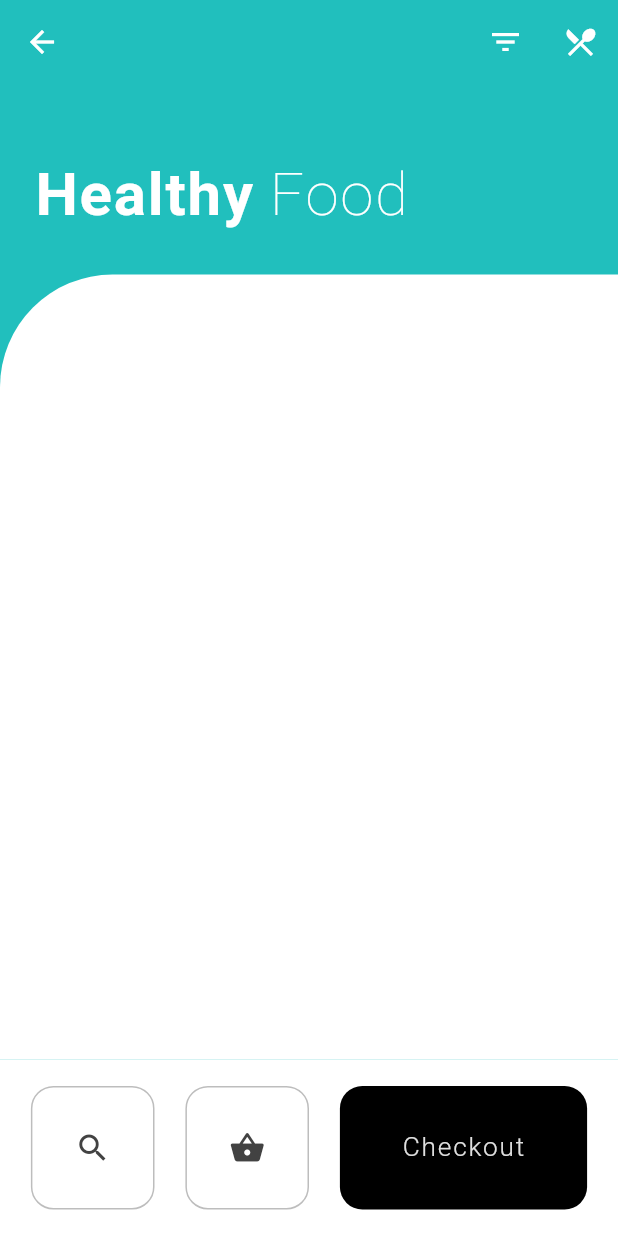
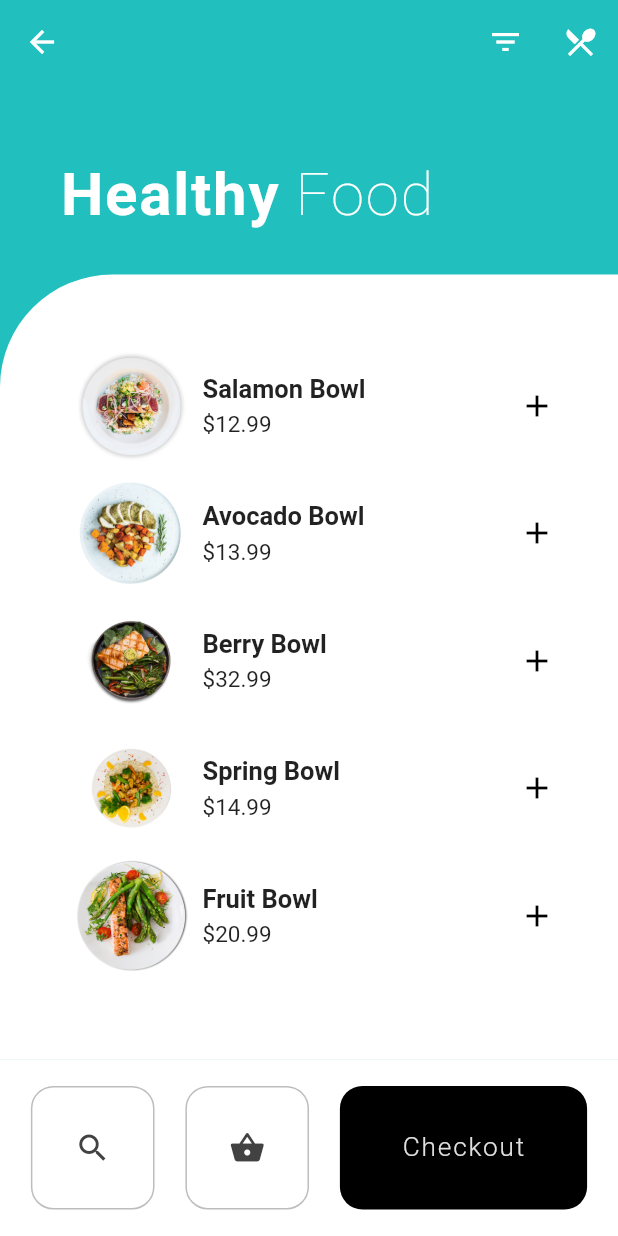
Before and after one commit to mathalav55/flutter, a Flutter app: the screen it shows after launch, on a phone screen of 412 x 824 dp. Run offline on Flutter 3.47's test engine with Material 2 defaults, Android fonts, the phone set to English and light mode, and no system bars.

Commit message:
added content

```diff
--- a/lib/main.dart
+++ b/lib/main.dart
@@ -1,4 +1,5 @@
 import 'package:flutter/material.dart';
+import './detailsPage.dart';
 
 void main() {
   runApp(MyApp());
@@ -49,11 +50,11 @@ class _MyHomePageState extends State<MyHomePage> {
               ))
         ],
       ),
-      body: ListView(
+      body: Column(
         children: [
           SizedBox(height: 50),
           Container(
-              padding: EdgeInsets.only(left: 23),
+            padding: EdgeInsets.only(left: 40),
             child: Row(
               children: [
                 Text(
@@ -76,19 +77,30 @@ class _MyHomePageState extends State<MyHomePage> {
                       letterSpacing: 1.2),
                 ),
               ],
-              )),
+            ),
+          ),
           SizedBox(
             height: 30,
           ),
-          Container(
-              height: MediaQuery.of(context).size.height,
+          Flexible(
+            child: Container(
+              padding: EdgeInsets.fromLTRB(40, 40, 20, 0),
               decoration: BoxDecoration(
                   color: Colors.white,
                   borderRadius:
                       BorderRadius.only(topLeft: Radius.circular(75.0))),
               child: ListView(
                 primary: false,
-              ))
+                children: [
+                  _buildFoodItem('assets/plate1.png', 'Salamon Bowl', '12.99'),
+                  _buildFoodItem('assets/plate2.png', 'Avocado Bowl', '13.99'),
+                  _buildFoodItem('assets/plate3.png', 'Berry Bowl', '32.99'),
+                  _buildFoodItem('assets/plate4.png', 'Spring Bowl', '14.99'),
+                  _buildFoodItem('assets/plate5.png', 'Fruit Bowl', '20.99'),
+                ],
+              ),
+            ),
+          )
         ],
       ),
       bottomNavigationBar: BottomAppBar(
@@ -148,7 +160,70 @@ class _MyHomePageState extends State<MyHomePage> {
                 )
               ],
             ),
-              ))),
+          ),
+        ),
+      ),
+    );
+  }
+
+  Widget _buildFoodItem(String imgPath, String foodName, String price) {
+    return Padding(
+      padding: EdgeInsets.only(left: 10, top: 10, right: 10),
+      child: InkWell(
+        onTap: () {
+          Navigator.of(context).push(MaterialPageRoute(
+              builder: (context) => DetailsPage(
+                  heroTag: imgPath, foodName: foodName, foodPrice: price)));
+        },
+        child: Row(
+          mainAxisAlignment: MainAxisAlignment.spaceBetween,
+          children: <Widget>[
+            Container(
+              child: Row(
+                children: [
+                  Hero(
+                    tag: imgPath,
+                    child: Image(
+                      image: AssetImage(imgPath),
+                      fit: BoxFit.cover,
+                      height: 75.0,
+                      width: 75.0,
+                    ),
+                  ),
+                  SizedBox(
+                    width: 10.0,
+                  ),
+                  Column(
+                    crossAxisAlignment: CrossAxisAlignment.start,
+                    children: [
+                      Text(
+                        foodName,
+                        style: TextStyle(
+                            fontSize: 17.0, fontWeight: FontWeight.bold),
+                      ),
+                      SizedBox(
+                        height: 5,
+                      ),
+                      Text(
+                        "\$$price ",
+                        style: TextStyle(
+                          fontSize: 15.0,
+                          fontWeight: FontWeight.w400,
+                        ),
+                      )
+                    ],
+                  )
+                ],
+              ),
+            ),
+            IconButton(
+              icon: Icon(Icons.add),
+              color: Colors.black,
+              onPressed: () {},
+            )
+          ],
+        ),
+      ),
     );
   }
 }
--- a/pubspec.yaml
+++ b/pubspec.yaml
@@ -45,9 +45,8 @@ flutter:
   uses-material-design: true
 
   # To add assets to your application, add an assets section, like this:
-  # assets:
-  #   - images/a_dot_burr.jpeg
-  #   - images/a_dot_ham.jpeg
+  assets:
+    - assets/
 
   # An image asset can refer to one or more resolution-specific "variants", see
   # https://flutter.dev/assets-and-images/#resolution-aware.
```
Also changed, not shown: lib/detailsPage.dart (added, +58 -0 lines), assets/plate1.png (added), assets/plate2.png (added), assets/plate3.png (added), assets/plate4.png (added), assets/plate5.png (added), assets/plate6.png (added). Lines whose indentation alone changed are shown as unchanged.
